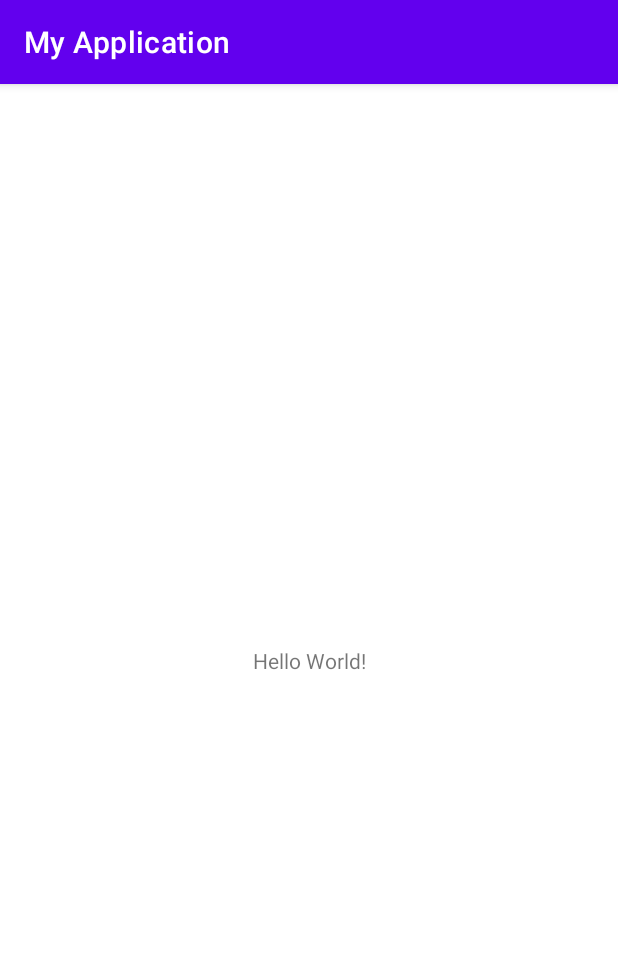
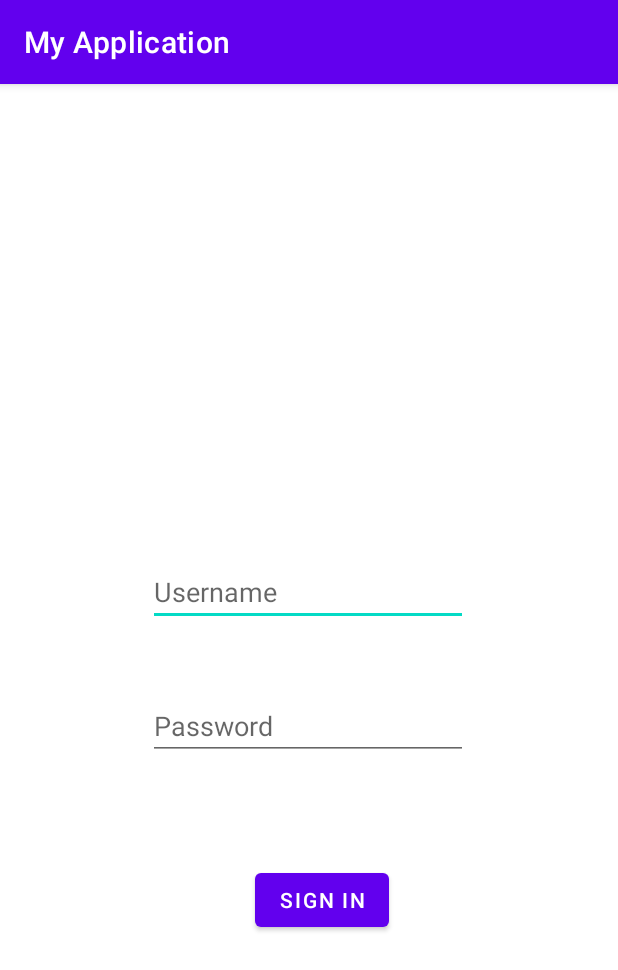
Before and after one commit to ETS-Android2/hack4vilnius, an Android app: the screen it shows after launch (MainActivity), on a phone screen of 412 x 824 dp. Shown: the top 970 px of the screen. Run offline under Robolectric (Android 15) with nearby library versions, the phone set to English and light mode, and no system bars.

Commit message:
Login screen prototype

```diff
--- a/app/src/main/java/com/example/myapplication/MainActivity.java
+++ b/app/src/main/java/com/example/myapplication/MainActivity.java
@@ -3,6 +3,8 @@ package com.example.myapplication;
 import androidx.appcompat.app.AppCompatActivity;
 
 import android.os.Bundle;
+import android.view.View;
+import android.widget.EditText;
 
 public class MainActivity extends AppCompatActivity {
 
@@ -11,4 +13,9 @@ public class MainActivity extends AppCompatActivity {
         super.onCreate(savedInstanceState);
         setContentView(R.layout.activity_main);
     }
+
+    public void onSignIn(View view) {
+        EditText userName = findViewById(R.id.editTextUsername);
+        EditText password = findViewById(R.id.editTextPassword);
+    }
 }
--- a/app/src/main/res/layout/activity_main.xml
+++ b/app/src/main/res/layout/activity_main.xml
@@ -6,13 +6,44 @@
     android:layout_height="match_parent"
     tools:context=".MainActivity">
 
-    <TextView
+    <Button
+        android:id="@+id/buttonSignIn"
         android:layout_width="wrap_content"
         android:layout_height="wrap_content"
-        android:text="Hello World!"
+        android:layout_marginTop="50dp"
+        android:onClick="onSignIn"
+        android:text="Sign In"
         app:layout_constraintBottom_toBottomOf="parent"
-        app:layout_constraintLeft_toLeftOf="parent"
-        app:layout_constraintRight_toRightOf="parent"
+        app:layout_constraintEnd_toEndOf="parent"
+        app:layout_constraintHorizontal_bias="0.526"
+        app:layout_constraintStart_toStartOf="parent"
+        app:layout_constraintTop_toBottomOf="@+id/editTextPassword"
+        app:layout_constraintVertical_bias="0.087" />
+
+    <EditText
+        android:id="@+id/editTextUsername"
+        android:layout_width="wrap_content"
+        android:layout_height="wrap_content"
+        android:layout_marginTop="316dp"
+        android:ems="10"
+        android:hint="Username"
+        android:inputType="textPersonName"
+        app:layout_constraintEnd_toEndOf="parent"
+        app:layout_constraintHorizontal_bias="0.497"
+        app:layout_constraintStart_toStartOf="parent"
         app:layout_constraintTop_toTopOf="parent" />
 
+    <EditText
+        android:id="@+id/editTextPassword"
+        android:layout_width="wrap_content"
+        android:layout_height="wrap_content"
+        android:layout_marginTop="44dp"
+        android:ems="10"
+        android:hint="Password"
+        android:inputType="textPassword"
+        app:layout_constraintEnd_toEndOf="parent"
+        app:layout_constraintHorizontal_bias="0.497"
+        app:layout_constraintStart_toStartOf="parent"
+        app:layout_constraintTop_toBottomOf="@+id/editTextUsername" />
+
 </androidx.constraintlayout.widget.ConstraintLayout>
```
